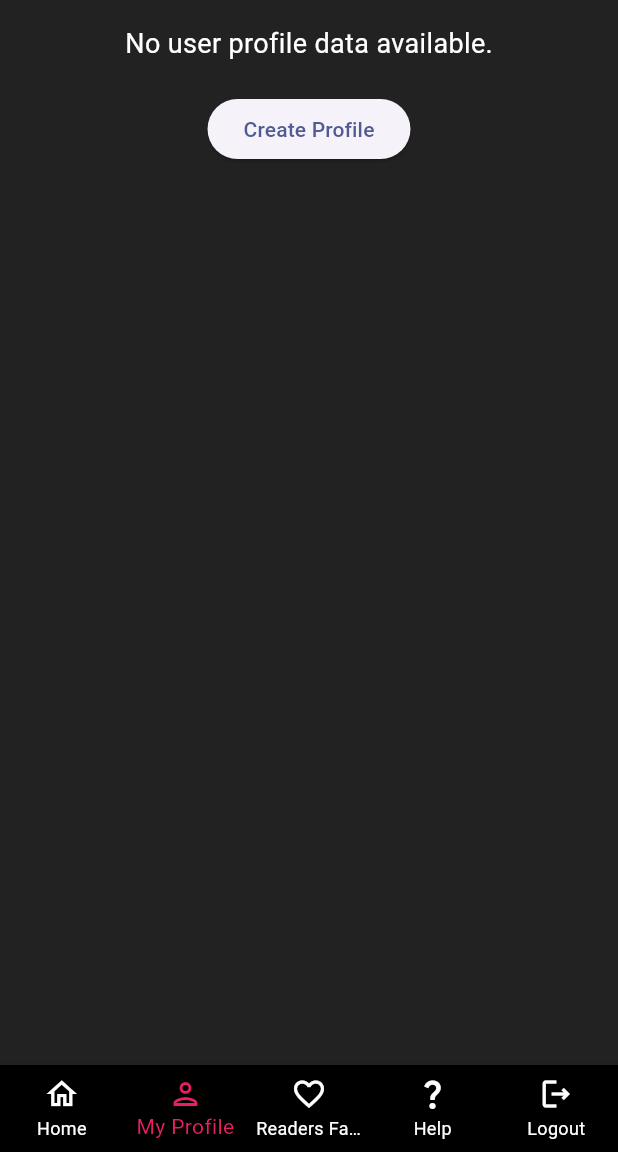
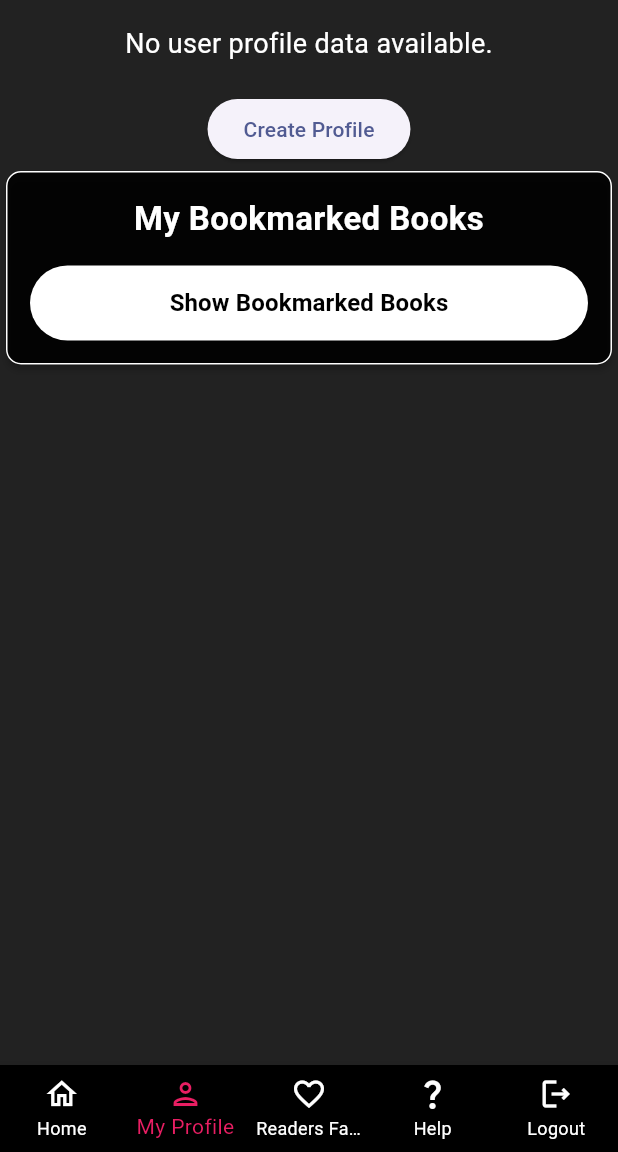
Before and after one commit to B09-PBP23/BOOX-Mobile, a Flutter app: the UserProfilePage screen opened directly, on a phone screen of 412 x 824 dp, the part 84-1236 px from its top. Run offline on Flutter 3.47's test engine with Material 3 defaults, Android fonts, the phone set to English and light mode, and no system bars; missing offline and left inert: pbp_django_auth; network calls fail.

Commit message:
Push Profile Page part 2 (nambahin button dikit)

```diff
--- a/lib/screens/profilepage.dart
+++ b/lib/screens/profilepage.dart
@@ -254,11 +254,59 @@ class _UserProfilePageState extends State<UserProfilePage> {
                     ],
                   ),
                 ),
-        ],
+                Card(
+                color: Colors.black87,
+                elevation: 2,
+                shape: RoundedRectangleBorder(
+                  borderRadius: BorderRadius.circular(10),
+                  side: BorderSide(color: Colors.white, width: 1),
+                ),
+                child: Padding(
+                  padding: const EdgeInsets.all(16.0),
+                  child: Column(
+                    children: [
+                      Text(
+                        'My Bookmarked Books',
+                        style: TextStyle(
+                          fontSize: 22,
+                          color: Colors.white,
+                          fontWeight: FontWeight.bold,
+                        ),
+                        textAlign: TextAlign.center,
+                      ),
+                      SizedBox(height: 16),
+                      ElevatedButton(
+                        onPressed: () {
+                          Navigator.push(
+                            context,
+                            MaterialPageRoute(
+                              builder: (context) => HomePage(),
+                            ),
+                          );
+                        },
+                        child: Text(
+                          'Show Bookmarked Books',
+                          style: TextStyle(
+                            fontSize: 16,
+                            color: Colors.black,
+                            fontWeight: FontWeight.bold,
+                          ),
+                        ),
+                        style: ElevatedButton.styleFrom(
+                          primary: Colors.white,
+                          padding: EdgeInsets.symmetric(vertical: 12),
+                          minimumSize: Size(double.infinity, 50),
+                        ),
+                      ),
+                    ],
+                  ),
+                ),
+              ),
+            ],
+          ),
         ),
-      ),
-    );
-  }
+      );
+   }
 
   Widget _buildProfileStat(String title, String value) {
     return Column(
```
